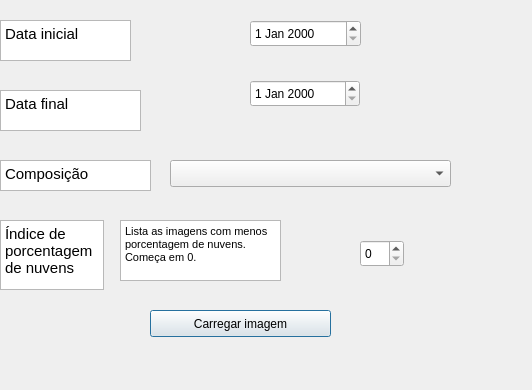
This is sentinel_stac_loader_dialog_base.ui in vagnertxr/sentinel_stac_loader as Qt 5 draws it before an edit. The edited form follows.
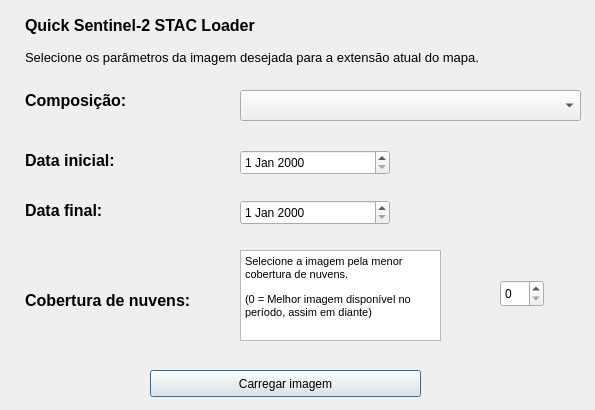
This is the edited form.

Commit message: mudanças de UI

```diff
--- a/sentinel_stac_loader_dialog_base.ui
+++ b/sentinel_stac_loader_dialog_base.ui
@@ -6,8 +6,8 @@
    <rect>
     <x>0</x>
     <y>0</y>
-    <width>532</width>
-    <height>390</height>
+    <width>595</width>
+    <height>410</height>
    </rect>
   </property>
   <property name="windowTitle">
@@ -16,38 +16,38 @@
   <widget class="QDateEdit" name="dateEdit_inicio">
    <property name="geometry">
     <rect>
-     <x>250</x>
-     <y>20</y>
-     <width>111</width>
-     <height>27</height>
+     <x>240</x>
+     <y>150</y>
+     <width>150</width>
+     <height>25</height>
     </rect>
    </property>
   </widget>
   <widget class="QDateEdit" name="dateEdit_final">
    <property name="geometry">
     <rect>
-     <x>250</x>
-     <y>80</y>
-     <width>110</width>
-     <height>27</height>
+     <x>240</x>
+     <y>200</y>
+     <width>150</width>
+     <height>25</height>
     </rect>
    </property>
   </widget>
   <widget class="QComboBox" name="comboBox_composicao">
    <property name="geometry">
     <rect>
-     <x>170</x>
-     <y>160</y>
-     <width>281</width>
-     <height>27</height>
+     <x>240</x>
+     <y>90</y>
+     <width>341</width>
+     <height>31</height>
     </rect>
    </property>
   </widget>
   <widget class="QSpinBox" name="spinBox_indice">
    <property name="geometry">
     <rect>
-     <x>360</x>
-     <y>240</y>
+     <x>500</x>
+     <y>280</y>
      <width>44</width>
      <height>27</height>
     </rect>
@@ -57,8 +57,8 @@
    <property name="geometry">
     <rect>
      <x>150</x>
-     <y>310</y>
-     <width>181</width>
+     <y>370</y>
+     <width>271</width>
      <height>27</height>
     </rect>
    </property>
@@ -66,106 +66,100 @@
     <string>Carregar imagem</string>
    </property>
   </widget>
-  <widget class="QTextEdit" name="textEdit">
-   <property name="geometry">
-    <rect>
-     <x>0</x>
-     <y>20</y>
-     <width>131</width>
-     <height>41</height>
-    </rect>
-   </property>
-   <property name="html">
-    <string>&lt;!DOCTYPE HTML PUBLIC &quot;-//W3C//DTD HTML 4.0//EN&quot; &quot;http://www.w3.org/TR/REC-html40/strict.dtd&quot;&gt;
-&lt;html&gt;&lt;head&gt;&lt;meta name=&quot;qrichtext&quot; content=&quot;1&quot; /&gt;&lt;meta charset=&quot;utf-8&quot; /&gt;&lt;style type=&quot;text/css&quot;&gt;
-p, li { white-space: pre-wrap; }
-hr { height: 1px; border-width: 0; }
-li.unchecked::marker { content: &quot;\2610&quot;; }
-li.checked::marker { content: &quot;\2612&quot;; }
-&lt;/style&gt;&lt;/head&gt;&lt;body style=&quot; font-family:'Cabin'; font-size:11pt; font-weight:400; font-style:normal;&quot;&gt;
-&lt;p style=&quot; margin-top:0px; margin-bottom:0px; margin-left:0px; margin-right:0px; -qt-block-indent:0; text-indent:0px;&quot;&gt;Data inicial&lt;/p&gt;&lt;/body&gt;&lt;/html&gt;</string>
-   </property>
-  </widget>
-  <widget class="QTextEdit" name="textEdit_2">
-   <property name="geometry">
-    <rect>
-     <x>0</x>
-     <y>90</y>
-     <width>141</width>
-     <height>41</height>
-    </rect>
-   </property>
-   <property name="html">
-    <string>&lt;!DOCTYPE HTML PUBLIC &quot;-//W3C//DTD HTML 4.0//EN&quot; &quot;http://www.w3.org/TR/REC-html40/strict.dtd&quot;&gt;
-&lt;html&gt;&lt;head&gt;&lt;meta name=&quot;qrichtext&quot; content=&quot;1&quot; /&gt;&lt;meta charset=&quot;utf-8&quot; /&gt;&lt;style type=&quot;text/css&quot;&gt;
-p, li { white-space: pre-wrap; }
-hr { height: 1px; border-width: 0; }
-li.unchecked::marker { content: &quot;\2610&quot;; }
-li.checked::marker { content: &quot;\2612&quot;; }
-&lt;/style&gt;&lt;/head&gt;&lt;body style=&quot; font-family:'Cabin'; font-size:11pt; font-weight:400; font-style:normal;&quot;&gt;
-&lt;p style=&quot; margin-top:0px; margin-bottom:0px; margin-left:0px; margin-right:0px; -qt-block-indent:0; text-indent:0px;&quot;&gt;Data final&lt;/p&gt;&lt;/body&gt;&lt;/html&gt;</string>
-   </property>
-  </widget>
-  <widget class="QTextEdit" name="textEdit_3">
-   <property name="geometry">
-    <rect>
-     <x>0</x>
-     <y>220</y>
-     <width>104</width>
-     <height>70</height>
-    </rect>
-   </property>
-   <property name="html">
-    <string>&lt;!DOCTYPE HTML PUBLIC &quot;-//W3C//DTD HTML 4.0//EN&quot; &quot;http://www.w3.org/TR/REC-html40/strict.dtd&quot;&gt;
-&lt;html&gt;&lt;head&gt;&lt;meta name=&quot;qrichtext&quot; content=&quot;1&quot; /&gt;&lt;meta charset=&quot;utf-8&quot; /&gt;&lt;style type=&quot;text/css&quot;&gt;
-p, li { white-space: pre-wrap; }
-hr { height: 1px; border-width: 0; }
-li.unchecked::marker { content: &quot;\2610&quot;; }
-li.checked::marker { content: &quot;\2612&quot;; }
-&lt;/style&gt;&lt;/head&gt;&lt;body style=&quot; font-family:'Cabin'; font-size:11pt; font-weight:400; font-style:normal;&quot;&gt;
-&lt;p style=&quot; margin-top:0px; margin-bottom:0px; margin-left:0px; margin-right:0px; -qt-block-indent:0; text-indent:0px;&quot;&gt;Índice de porcentagem de nuvens&lt;/p&gt;&lt;/body&gt;&lt;/html&gt;</string>
-   </property>
-  </widget>
-  <widget class="QTextEdit" name="textEdit_4">
-   <property name="geometry">
-    <rect>
-     <x>0</x>
-     <y>160</y>
-     <width>151</width>
-     <height>31</height>
-    </rect>
-   </property>
-   <property name="html">
-    <string>&lt;!DOCTYPE HTML PUBLIC &quot;-//W3C//DTD HTML 4.0//EN&quot; &quot;http://www.w3.org/TR/REC-html40/strict.dtd&quot;&gt;
-&lt;html&gt;&lt;head&gt;&lt;meta name=&quot;qrichtext&quot; content=&quot;1&quot; /&gt;&lt;meta charset=&quot;utf-8&quot; /&gt;&lt;style type=&quot;text/css&quot;&gt;
-p, li { white-space: pre-wrap; }
-hr { height: 1px; border-width: 0; }
-li.unchecked::marker { content: &quot;\2610&quot;; }
-li.checked::marker { content: &quot;\2612&quot;; }
-&lt;/style&gt;&lt;/head&gt;&lt;body style=&quot; font-family:'Cabin'; font-size:11pt; font-weight:400; font-style:normal;&quot;&gt;
-&lt;p style=&quot; margin-top:0px; margin-bottom:0px; margin-left:0px; margin-right:0px; -qt-block-indent:0; text-indent:0px;&quot;&gt;Composição&lt;/p&gt;&lt;/body&gt;&lt;/html&gt;</string>
-   </property>
-  </widget>
   <widget class="QTextEdit" name="textEdit_5">
    <property name="geometry">
     <rect>
-     <x>120</x>
-     <y>220</y>
-     <width>161</width>
-     <height>61</height>
+     <x>240</x>
+     <y>250</y>
+     <width>201</width>
+     <height>91</height>
     </rect>
    </property>
    <property name="html">
     <string>&lt;!DOCTYPE HTML PUBLIC &quot;-//W3C//DTD HTML 4.0//EN&quot; &quot;http://www.w3.org/TR/REC-html40/strict.dtd&quot;&gt;
-&lt;html&gt;&lt;head&gt;&lt;meta name=&quot;qrichtext&quot; content=&quot;1&quot; /&gt;&lt;meta charset=&quot;utf-8&quot; /&gt;&lt;style type=&quot;text/css&quot;&gt;
+&lt;html&gt;&lt;head&gt;&lt;meta name=&quot;qrichtext&quot; content=&quot;1&quot; /&gt;&lt;style type=&quot;text/css&quot;&gt;
 p, li { white-space: pre-wrap; }
-hr { height: 1px; border-width: 0; }
-li.unchecked::marker { content: &quot;\2610&quot;; }
-li.checked::marker { content: &quot;\2612&quot;; }
-&lt;/style&gt;&lt;/head&gt;&lt;body style=&quot; font-family:'Cabin'; font-size:11pt; font-weight:400; font-style:normal;&quot;&gt;
-&lt;p style=&quot; margin-top:0px; margin-bottom:0px; margin-left:0px; margin-right:0px; -qt-block-indent:0; text-indent:0px;&quot;&gt;&lt;span style=&quot; font-size:8pt;&quot;&gt;Lista as imagens com menos &lt;/span&gt;&lt;/p&gt;
-&lt;p style=&quot; margin-top:0px; margin-bottom:0px; margin-left:0px; margin-right:0px; -qt-block-indent:0; text-indent:0px;&quot;&gt;&lt;span style=&quot; font-size:8pt;&quot;&gt;porcentagem de nuvens. &lt;/span&gt;&lt;/p&gt;
-&lt;p style=&quot; margin-top:0px; margin-bottom:0px; margin-left:0px; margin-right:0px; -qt-block-indent:0; text-indent:0px;&quot;&gt;&lt;span style=&quot; font-size:8pt;&quot;&gt;Começa em 0.&lt;/span&gt;&lt;/p&gt;&lt;/body&gt;&lt;/html&gt;</string>
+&lt;/style&gt;&lt;/head&gt;&lt;body style=&quot; font-family:'MS Shell Dlg 2'; font-size:8.25pt; font-weight:400; font-style:normal;&quot;&gt;
+&lt;p style=&quot; margin-top:12px; margin-bottom:12px; margin-left:0px; margin-right:0px; -qt-block-indent:0; text-indent:0px;&quot;&gt;&lt;span style=&quot; font-size:8pt;&quot;&gt;Selecione a imagem pela menor cobertura de nuvens.&lt;/span&gt;&lt;/p&gt;
+&lt;p style=&quot; margin-top:12px; margin-bottom:12px; margin-left:0px; margin-right:0px; -qt-block-indent:0; text-indent:0px;&quot;&gt;&lt;span style=&quot; font-size:8pt;&quot;&gt;(0 = Melhor imagem disponível no período, assim em diante)&lt;/span&gt;&lt;/p&gt;&lt;/body&gt;&lt;/html&gt;</string>
+   </property>
+  </widget>
+  <widget class="QLabel" name="label_2">
+   <property name="geometry">
+    <rect>
+     <x>25</x>
+     <y>50</y>
+     <width>461</width>
+     <height>16</height>
+    </rect>
+   </property>
+   <property name="text">
+    <string>&lt;html&gt;&lt;head/&gt;&lt;body&gt;&lt;p&gt;&lt;span style=&quot; font-size:10pt;&quot;&gt;Selecione os parâmetros da imagem desejada para a extensão atual do mapa.&lt;/span&gt;&lt;/p&gt;&lt;/body&gt;&lt;/html&gt;</string>
+   </property>
+  </widget>
+  <widget class="QLabel" name="label_3">
+   <property name="geometry">
+    <rect>
+     <x>25</x>
+     <y>90</y>
+     <width>101</width>
+     <height>21</height>
+    </rect>
+   </property>
+   <property name="text">
+    <string>&lt;html&gt;&lt;head/&gt;&lt;body&gt;&lt;p&gt;&lt;span style=&quot; font-size:12pt; font-weight:600;&quot;&gt;Composição:&lt;/span&gt;&lt;/p&gt;&lt;/body&gt;&lt;/html&gt;</string>
+   </property>
+  </widget>
+  <widget class="QLabel" name="label_4">
+   <property name="geometry">
+    <rect>
+     <x>25</x>
+     <y>150</y>
+     <width>101</width>
+     <height>21</height>
+    </rect>
+   </property>
+   <property name="text">
+    <string>&lt;html&gt;&lt;head/&gt;&lt;body&gt;&lt;p&gt;&lt;span style=&quot; font-size:12pt; font-weight:600;&quot;&gt;Data inicial:&lt;/span&gt;&lt;/p&gt;&lt;/body&gt;&lt;/html&gt;</string>
+   </property>
+  </widget>
+  <widget class="QLabel" name="label_5">
+   <property name="geometry">
+    <rect>
+     <x>25</x>
+     <y>200</y>
+     <width>101</width>
+     <height>21</height>
+    </rect>
+   </property>
+   <property name="text">
+    <string>&lt;html&gt;&lt;head/&gt;&lt;body&gt;&lt;p&gt;&lt;span style=&quot; font-size:12pt; font-weight:600;&quot;&gt;Data final:&lt;/span&gt;&lt;/p&gt;&lt;/body&gt;&lt;/html&gt;</string>
+   </property>
+  </widget>
+  <widget class="QLabel" name="label_6">
+   <property name="geometry">
+    <rect>
+     <x>25</x>
+     <y>280</y>
+     <width>191</width>
+     <height>41</height>
+    </rect>
+   </property>
+   <property name="text">
+    <string>&lt;html&gt;&lt;head/&gt;&lt;body&gt;&lt;p&gt;&lt;span style=&quot; font-size:12pt; font-weight:600;&quot;&gt;Cobertura de nuvens:&lt;/span&gt;&lt;/p&gt;&lt;/body&gt;&lt;/html&gt;</string>
+   </property>
+  </widget>
+  <widget class="QLabel" name="label_7">
+   <property name="geometry">
+    <rect>
+     <x>25</x>
+     <y>10</y>
+     <width>481</width>
+     <height>31</height>
+    </rect>
+   </property>
+   <property name="text">
+    <string>&lt;html&gt;&lt;head/&gt;&lt;body&gt;&lt;p&gt;&lt;span style=&quot; font-size:12pt; font-weight:600;&quot;&gt;Quick Sentinel-2 STAC Loader&lt;/span&gt;&lt;/p&gt;&lt;/body&gt;&lt;/html&gt;</string>
    </property>
   </widget>
  </widget>
```
